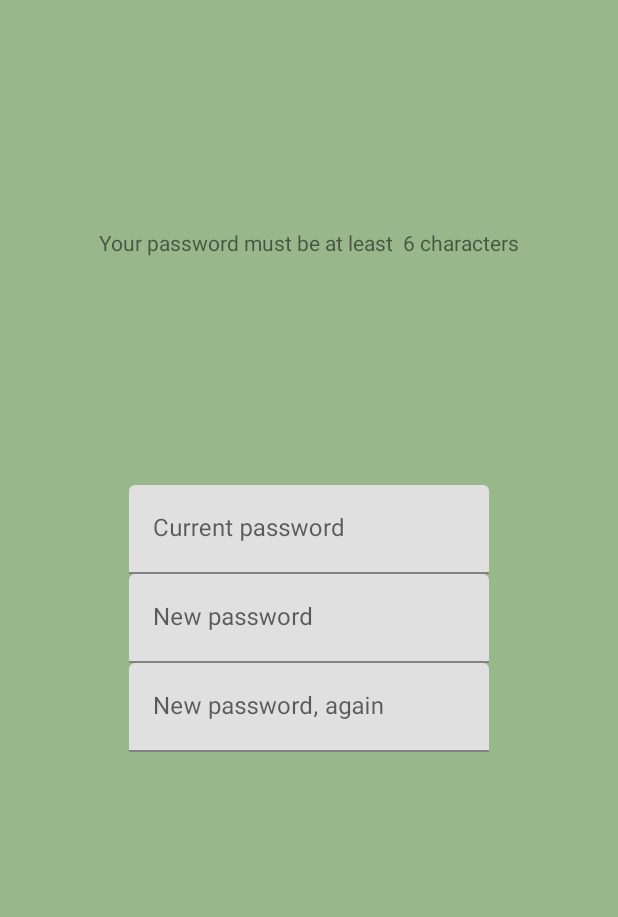
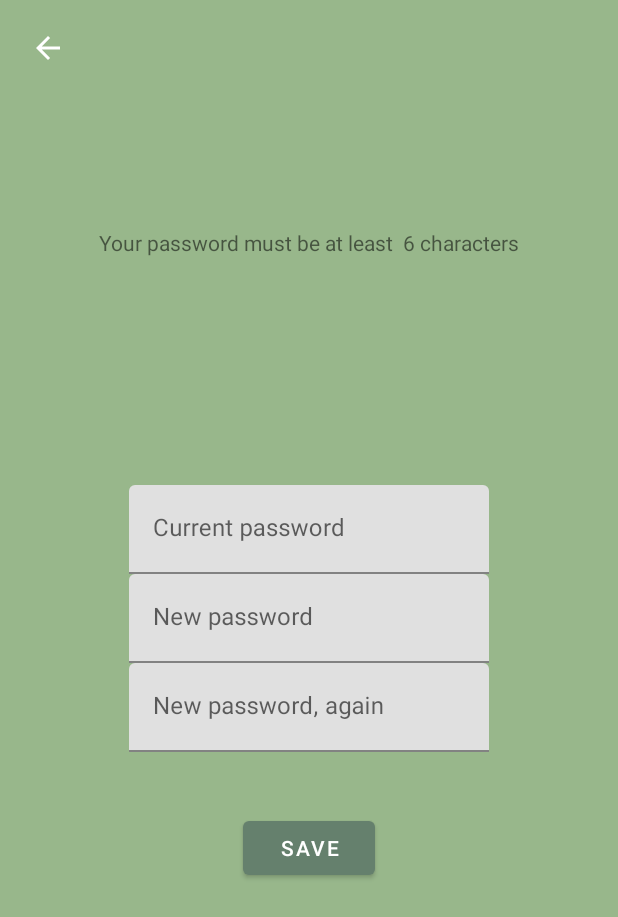
Before and after one commit to marcoscarzello/egreen, an Android app: the ChangePasswordFragment screen opened through its navigation route, on a phone screen of 412 x 824 dp. Shown: the top 917 px of the screen. Run offline under Robolectric (Android 15) with nearby library versions, the phone set to English and light mode, and no system bars; our stand-ins replace Firebase (no records; nobody signed in at launch, a user with empty details on screens opened directly); pictures from the network do not load; Roboto replaces fonts that are not available here.

Commit message:
add back button and save button in ChangePasswordFragment.kt

```diff
--- a/egreen_fragmentApplication/app/src/main/java/com/example/egreen_fragmentapplication/ui/main/ChangePasswordFragment.kt
+++ b/egreen_fragmentApplication/app/src/main/java/com/example/egreen_fragmentapplication/ui/main/ChangePasswordFragment.kt
@@ -3,15 +3,13 @@ package com.example.egreen_fragmentapplication.ui.main
 import android.os.Bundle
 import androidx.fragment.app.Fragment
 import android.view.View
-import android.widget.Button
-import android.widget.Switch
 import androidx.appcompat.app.AppCompatDelegate
 import androidx.navigation.fragment.findNavController
 import com.example.egreen_fragmentapplication.R
 import android.content.Intent
 import android.net.Uri
 import android.util.Log
-import android.widget.EditText
+import android.widget.*
 import androidx.core.widget.addTextChangedListener
 import androidx.core.widget.doAfterTextChanged
 import androidx.fragment.app.activityViewModels
@@ -24,20 +22,29 @@ class ChangePasswordFragment : Fragment(R.layout.fragment_change_password) {
 
         val viewModel: MainViewModel by activityViewModels()
 
-        val currentPsw = view.findViewById<EditText>(R.id.current_password)
+        val currentPsw = view.findViewById<EditText>(R.id.current_password_change_password)
         val newPsw = view.findViewById<EditText>(R.id.new_password)
         val newPswAgain = view.findViewById<EditText>(R.id.new_psw_again)
+        val saveButton = view.findViewById<Button>(R.id.save_password_button)
+        val backButton = view.findViewById<ImageView>(R.id.backButton)
+
+        saveButton.setOnClickListener {
+            currentPsw.doAfterTextChanged {
+                    psw ->
+                Log.d("currentpsw in change password fragment: ", psw.toString())
+                newPsw.isFocusable = viewModel.reAuthUser(psw.toString())  //negative feedback - password errata
+                Log.d("is focusable : ", viewModel.reAuthUser(psw.toString()).toString())
+
+            }
 
 
-        currentPsw.doAfterTextChanged {
-            psw ->
-            Log.d("currentpsw in change password fragment: ", psw.toString())
-            newPsw.isFocusable = viewModel.reAuthUser(psw.toString())  //negative feedback - password errata
-            Log.d("is focusable : ", viewModel.reAuthUser(psw.toString()).toString())
-
+            findNavController().navigate(R.id.action_changePasswordFragment_to_accountSettingsFragment)
 
         }
 
+        backButton.setOnClickListener {
+            findNavController().navigate(R.id.action_changePasswordFragment_to_accountSettingsFragment)
+        }
 
 
 
--- /dev/null
+++ b/egreen_fragmentApplication/app/src/main/res/drawable/ic_baseline_arrow_back_24.xml
@@ -0,0 +1,5 @@
+<vector android:height="24dp" android:tint="#FFFFFF"
+    android:viewportHeight="24" android:viewportWidth="24"
+    android:width="24dp" xmlns:android="http://schemas.android.com/apk/res/android">
+    <path android:fillColor="@android:color/white" android:pathData="M20,11H7.83l5.59,-5.59L12,4l-8,8 8,8 1.41,-1.41L7.83,13H20v-2z"/>
+</vector>
--- a/egreen_fragmentApplication/app/src/main/res/layout/fragment_change_password.xml
+++ b/egreen_fragmentApplication/app/src/main/res/layout/fragment_change_password.xml
@@ -5,7 +5,18 @@
     xmlns:tools="http://schemas.android.com/tools"
     android:layout_width="match_parent"
     android:layout_height="match_parent"
+    android:id="@+id/change_container"
     tools:context=".ui.main.ChangePasswordFragment">
+
+    <ImageView
+        android:layout_width="wrap_content"
+        android:layout_height="wrap_content"
+        android:id="@+id/backButton"
+        app:layout_constraintTop_toTopOf="parent"
+        app:layout_constraintLeft_toLeftOf="parent"
+        android:layout_margin="20dp"
+        android:src="@drawable/ic_baseline_arrow_back_24"
+        />
 
 
     <TextView
@@ -29,7 +40,7 @@
         app:layout_constraintVertical_chainStyle="packed">
 
         <com.google.android.material.textfield.TextInputEditText
-            android:id="@+id/current_password"
+            android:id="@+id/current_password_change_password"
             android:layout_width="match_parent"
             android:layout_height="match_parent"
             android:ems="10"
@@ -81,5 +92,17 @@
             app:layout_constraintStart_toStartOf="parent" />
     </com.google.android.material.textfield.TextInputLayout>
 
+    <Button
+        android:layout_width="wrap_content"
+        android:layout_height="wrap_content"
+        android:id="@+id/save_password_button"
+        app:layout_constraintEnd_toEndOf="parent"
+        app:layout_constraintStart_toStartOf="parent"
+        android:text="Save"
+        android:layout_margin="40dp"
+        app:layout_constraintTop_toBottomOf="@id/til_new_password_again"/>
+
+
+
 
 </androidx.constraintlayout.widget.ConstraintLayout>
```
